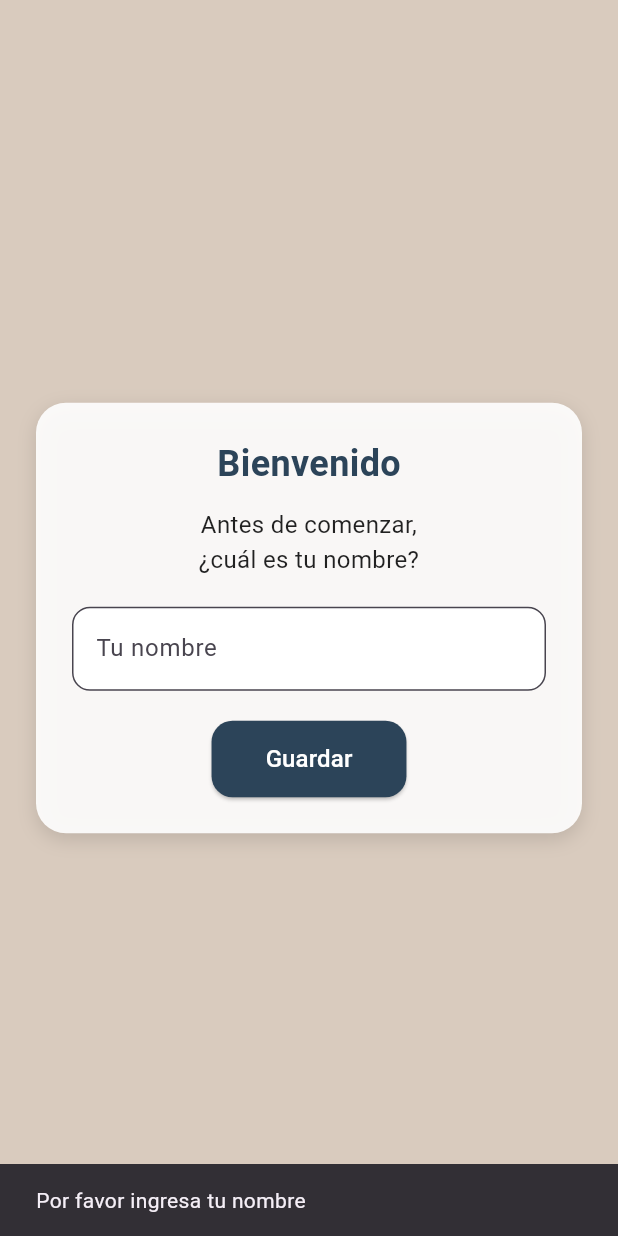
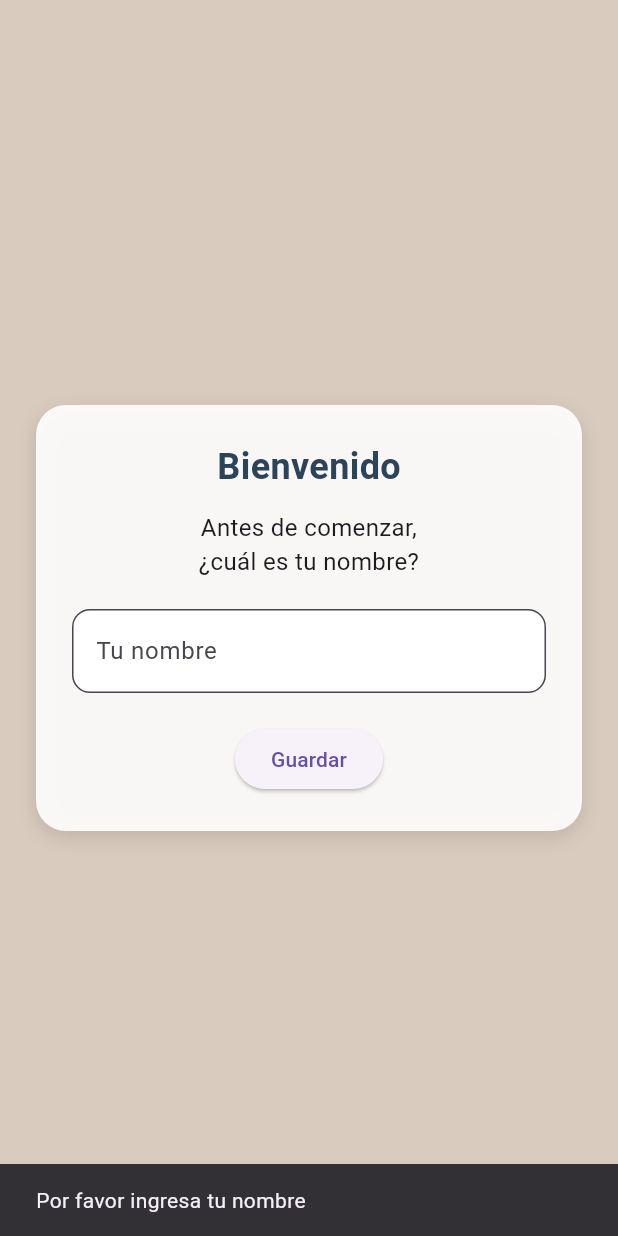
Before and after one commit to SailorSystem/lumi, a Flutter app: the screen it shows after launch, after a tap on "Guardar", on a phone screen of 412 x 824 dp. Run offline on Flutter 3.47's test engine with Material 3 defaults, Android fonts, the phone set to English and light mode, and no system bars; our stand-ins replace audioplayers, flutter_local_notifications, shared_preferences, supabase_flutter, timezone; accounts and stored records are empty.

Commit message:
Roma V3.5 - Scren inicail y home con supa

```diff
--- a/lib/core/services/configuracion_service.dart
+++ b/lib/core/services/configuracion_service.dart
@@ -1,5 +1,5 @@
-import 'package:lumi_app/core/models/configuracion.dart';
-import 'package:lumi_app/core/services/supabase_service.dart';
+import '../../core/models/configuracion.dart';
+import '../../core/services/supabase_service.dart';
 
 /// Servicio para la tabla `configuraciones`.
 class ConfiguracionService {
--- a/lib/core/services/metodo_service.dart
+++ b/lib/core/services/metodo_service.dart
@@ -1,5 +1,5 @@
-import 'package:lumi_app/core/models/metodo.dart';
-import 'package:lumi_app/core/services/supabase_service.dart';
+import '../../core/models/metodo.dart';
+import '../../core/services/supabase_service.dart';
 
 /// Servicio para la tabla `metodos`.
 class MetodoService {
--- a/lib/core/services/sesion_service.dart
+++ b/lib/core/services/sesion_service.dart
@@ -1,5 +1,5 @@
-import 'package:lumi_app/core/models/sesion.dart';
-import 'package:lumi_app/core/services/supabase_service.dart';
+import '../../core/models/sesion.dart';
+import '../../core/services/supabase_service.dart';
 
 /// Servicio para la tabla `sesiones`.
 class SesionService {
--- a/lib/core/services/stat_service.dart
+++ b/lib/core/services/stat_service.dart
@@ -1,5 +1,5 @@
-import 'package:lumi_app/core/models/stat.dart';
-import 'package:lumi_app/core/services/supabase_service.dart';
+import '../../core/models/stat.dart';
+import '../../core/services/supabase_service.dart';
 
 /// Servicio para la tabla `stats`.
 class StatService {
--- a/lib/core/services/supabase_service.dart
+++ b/lib/core/services/supabase_service.dart
@@ -1,3 +1,4 @@
+//lib/core/services/supabase_service.dart
 import 'package:supabase_flutter/supabase_flutter.dart';
 
 /// Servicio global para manejar la conexión y operaciones básicas con Supabase.
--- a/lib/core/services/tema_service.dart
+++ b/lib/core/services/tema_service.dart
@@ -1,5 +1,6 @@
-import 'package:lumi_app/core/models/tema.dart';
-import 'package:lumi_app/core/services/supabase_service.dart';
+// lib/core/services/tema_service.dart
+import '../../core/models/tema.dart';
+import '../../core/services/supabase_service.dart';
 
 /// Servicio para la tabla `temas`.
 class TemaService {
--- a/lib/core/services/usuario_service.dart
+++ b/lib/core/services/usuario_service.dart
@@ -1,5 +1,6 @@
-import 'package:lumi_app/core/models/usuario.dart';
-import 'package:lumi_app/core/services/supabase_service.dart';
+// lib/core/services/usuario_service.dart
+import '../../core/models/usuario.dart';
+import '../../core/services/supabase_service.dart';
 
 class UsuarioService {
   static final _client = SupabaseService.client;
--- a/lib/features/home/firstre_screen.dart
+++ b/lib/features/home/firstre_screen.dart
@@ -1,5 +1,8 @@
 import 'package:flutter/material.dart';
 import 'package:shared_preferences/shared_preferences.dart';
+
+import '../../core/services/usuario_service.dart';
+import '../../core/models/usuario.dart';
 
 class FirstRegisterScreen extends StatefulWidget {
   const FirstRegisterScreen({super.key});
@@ -27,12 +30,31 @@ class _FirstRegisterScreenState extends State<FirstRegisterScreen> {
     final prefs = await SharedPreferences.getInstance();
     await prefs.setString("user_name", name);
 
-    // Aquí podrías registrar en Supabase si quieres:
-    // await UsuarioService.crearUsuario(name);
+    Usuario? nuevoUsuario;
+
+    try {
+      nuevoUsuario = await UsuarioService.crearUsuario(name);
+    } catch (e) {
+      ScaffoldMessenger.of(context).showSnackBar(
+        SnackBar(content: Text("Error registrando usuario: $e")),
+      );
+      setState(() => _saving = false);
+      return;
+    }
+
+    if (nuevoUsuario == null) {
+      ScaffoldMessenger.of(context).showSnackBar(
+        const SnackBar(content: Text("Error: Supabase no devolvió usuario.")),
+      );
+      setState(() => _saving = false);
+      return;
+    }
+
+    await prefs.setInt("user_id", nuevoUsuario.idUsuario);
 
     if (!mounted) return;
 
-    Navigator.pop(context); // Regresa al Home
+    Navigator.pop(context, nuevoUsuario);
   }
 
   @override
@@ -61,18 +83,18 @@ class _FirstRegisterScreenState extends State<FirstRegisterScreen> {
                 const Text(
                   "Bienvenido",
                   style: TextStyle(
-                    fontSize: 24,
-                    fontWeight: FontWeight.bold,
-                    color: Color(0xFF2C4459),
-                  ),
+                      fontSize: 24,
+                      fontWeight: FontWeight.bold,
+                      color: Color(0xFF2C4459)),
                 ),
                 const SizedBox(height: 12),
                 const Text(
                   "Antes de comenzar,\n¿cuál es tu nombre?",
                   textAlign: TextAlign.center,
-                  style: TextStyle(fontSize: 16, color: Colors.black87),
+                  style: TextStyle(fontSize: 16),
                 ),
                 const SizedBox(height: 20),
+
                 TextField(
                   controller: _nameCtrl,
                   decoration: InputDecoration(
@@ -80,21 +102,15 @@ class _FirstRegisterScreenState extends State<FirstRegisterScreen> {
                     filled: true,
                     fillColor: Colors.white,
                     border: OutlineInputBorder(
-                        borderRadius: BorderRadius.circular(12)),
+                      borderRadius: BorderRadius.circular(12),
+                    ),
                   ),
                 ),
+
                 const SizedBox(height: 20),
+
                 ElevatedButton(
                   onPressed: _saving ? null : _saveName,
-                  style: ElevatedButton.styleFrom(
-                    backgroundColor: const Color(0xFF2C4459),
-                    foregroundColor: Colors.white,
-                    padding:
-                        const EdgeInsets.symmetric(horizontal: 36, vertical: 14),
-                    shape: RoundedRectangleBorder(
-                      borderRadius: BorderRadius.circular(14),
-                    ),
-                  ),
                   child: _saving
                       ? const SizedBox(
                           width: 22,
@@ -102,10 +118,7 @@ class _FirstRegisterScreenState extends State<FirstRegisterScreen> {
                           child: CircularProgressIndicator(
                               strokeWidth: 2, color: Colors.white),
                         )
-                      : const Text(
-                          "Guardar",
-                          style: TextStyle(fontSize: 16),
-                        ),
+                      : const Text("Guardar"),
                 ),
               ],
             ),
--- a/lib/features/home/home_screen.dart
+++ b/lib/features/home/home_screen.dart
@@ -1,19 +1,27 @@
 // lib/features/home/home_screen.dart
+
 import 'dart:convert';
 import 'dart:math' as math;
 import 'dart:async';
 import 'package:flutter/material.dart';
 import 'package:shared_preferences/shared_preferences.dart';
+
 import 'crear_sesion_screen.dart';
 import 'start_screen.dart';
 import 'sesion_rapida.dart';
 import '../settings/settings_screen.dart';
 import '../stats/stats_screen.dart';
 import '../../widgets/lumi_char.dart';
-import '../../features/home/firstre_screen.dart';
+
+// Importa el modelo Usuario correctamente
+import '../../core/models/usuario.dart';
+import 'firstre_screen.dart';
 
 class HomeScreen extends StatefulWidget {
-  const HomeScreen({super.key});
+  final Usuario? usuario; // recibe usuario opcional
+
+  const HomeScreen({super.key, this.usuario});
+
   @override
   State<HomeScreen> createState() => _HomeScreenState();
 }
@@ -26,6 +34,9 @@ class _HomeScreenState extends State<HomeScreen> with SingleTickerProviderStateM
 
   List<Map<String, dynamic>> _completedSessions = [];
   late final AnimationController _pulse;
+
+  // usamos el nombre real del modelo: 'nombre'
+  String _userName = "Nay";
 
   final _quotes = <String>[
     'Un bloque a la vez.',
@@ -41,11 +52,15 @@ class _HomeScreenState extends State<HomeScreen> with SingleTickerProviderStateM
   @override
   void initState() {
     super.initState();
-    _checkFirstTime();
+    _pulse = AnimationController(vsync: this, duration: const Duration(seconds: 2))..repeat(reverse: true);
+
+    _loadUser();            // carga usuario desde parámetro o SharedPreferences
     _loadCompletedSessions();
-    _pulse = AnimationController(vsync: this, duration: const Duration(seconds: 2))..repeat(reverse: true);
+
+    WidgetsBinding.instance.addPostFrameCallback((_) {
+      _checkFirstTime();   // revisar registro sólo después del primer frame
+    });
   }
-
 
   @override
   void dispose() {
@@ -54,9 +69,26 @@ class _HomeScreenState extends State<HomeScreen> with SingleTickerProviderStateM
     super.dispose();
   }
 
+  // Cargar usuario: si viene por parámetro lo usamos, sino SharedPreferences
+  Future<void> _loadUser() async {
+    final prefs = await SharedPreferences.getInstance();
+
+    if (widget.usuario != null) {
+      // Atención: usamos las propiedades reales del modelo Usuario
+      _userName = widget.usuario!.nombre;
+      await prefs.setString("user_name", _userName);
+      await prefs.setInt("user_id", widget.usuario!.idUsuario);
+    } else {
+      _userName = prefs.getString("user_name") ?? "Nay";
+    }
+
+    if (mounted) setState(() {});
+  }
+
   Future<void> _loadCompletedSessions() async {
     final prefs = await SharedPreferences.getInstance();
     final sessionsJson = prefs.getStringList('completed_sessions') ?? [];
+    if (!mounted) return;
     setState(() {
       _completedSessions = sessionsJson.map((s) => Map<String, dynamic>.from(json.decode(s))).toList();
     });
@@ -83,13 +115,7 @@ class _HomeScreenState extends State<HomeScreen> with SingleTickerProviderStateM
         backgroundColor: _bar,
         elevation: 0,
         titleSpacing: 16,
-        title: FutureBuilder<SharedPreferences>(
-          future: SharedPreferences.getInstance(),
-          builder: (context, snap) {
-            final userName = snap.data?.getString('user_name') ?? 'Nay';
-            return Text('Hola $userName', style: const TextStyle(fontWeight: FontWeight.w700));
-          },
-        ),
+        title: Text('Hola $_userName', style: const TextStyle(fontWeight: FontWeight.w700)),
         actions: [
           IconButton(icon: const Icon(Icons.bar_chart), onPressed: () => Navigator.push(context, MaterialPageRoute(builder: (_) => const StatsScreen()))),
           IconButton(icon: const Icon(Icons.settings), onPressed: () => Navigator.push(context, MaterialPageRoute(builder: (_) => const SettingsScreen()))),
@@ -103,7 +129,7 @@ class _HomeScreenState extends State<HomeScreen> with SingleTickerProviderStateM
                 constraints: BoxConstraints(maxWidth: maxBody),
                 child: Column(
                   children: [
-                    _headerHero(context),
+                    _headerHero(),
                     const SizedBox(height: 24),
                     Padding(
                       padding: const EdgeInsets.symmetric(horizontal: 16),
@@ -189,7 +215,7 @@ class _HomeScreenState extends State<HomeScreen> with SingleTickerProviderStateM
     );
   }
 
-  Widget _headerHero(BuildContext context) {
+  Widget _headerHero() {
     return Padding(
       padding: const EdgeInsets.fromLTRB(16, 8, 16, 0),
       child: Container(
@@ -224,7 +250,7 @@ class _HomeScreenState extends State<HomeScreen> with SingleTickerProviderStateM
       borderRadius: BorderRadius.circular(20),
       onTap: onTap,
       child: Ink(
-        padding: const EdgeInsets.symmetric(horizontal: 8, vertical: 14),  // Cambiado de 12 a 8 para más espacio
+        padding: const EdgeInsets.symmetric(horizontal: 8, vertical: 14),
         decoration: BoxDecoration(
           color: const Color(0xFFF6EFE9),
           border: Border.all(color: Colors.black26),
@@ -234,12 +260,12 @@ class _HomeScreenState extends State<HomeScreen> with SingleTickerProviderStateM
           mainAxisAlignment: MainAxisAlignment.center,
           children: [
             Icon(icon, color: _primary),
-            const SizedBox(width: 6),  // Reducido de 8 a 6 para ahorrar espacio
+            const SizedBox(width: 6),
             Flexible(
               child: Text(
                 label,
-                style: const TextStyle(fontWeight: FontWeight.w600, fontSize: 14),  // Agregado fontSize: 14 para texto más pequeño
-                overflow: TextOverflow.ellipsis,  // Mantén esto por si acaso en dispositivos extremos
+                style: const TextStyle(fontWeight: FontWeight.w600, fontSize: 14),
+                overflow: TextOverflow.ellipsis,
               ),
             ),
           ],
@@ -258,7 +284,7 @@ class _HomeScreenState extends State<HomeScreen> with SingleTickerProviderStateM
       ),
       child: ListTile(
         leading: CircleAvatar(backgroundColor: _session, child: const Icon(Icons.check, color: Colors.white)),
-        title: Text(session['titulo'] as String, maxLines: 1, overflow: TextOverflow.ellipsis),
+        title: Text(session['titulo'] ?? '', maxLines: 1, overflow: TextOverflow.ellipsis),
         subtitle: Text((session['fecha'] ?? '').toString().replaceAll('T', ' ').substring(0, 16), style: const TextStyle(color: Colors.black54)),
         trailing: const Icon(Icons.chevron_right),
         onTap: () => Navigator.push(context, MaterialPageRoute(builder: (_) => StartScreen(session: session))),
@@ -284,17 +310,32 @@ class _HomeScreenState extends State<HomeScreen> with SingleTickerProviderStateM
     );
   }
 
+  // ahora solo se abre FirstRegisterScreen si NO hay user
   Future<void> _checkFirstTime() async {
+    if (widget.usuario != null) return; // Ya hay usuario, no mostrar registro
+
     final prefs = await SharedPreferences.getInstance();
     final userName = prefs.getString("user_name");
 
     if (userName == null || userName.trim().isEmpty) {
-    // Usuario nuevo → enviar a pantalla de registro
-    Future.microtask(() {
-      Navigator.push(
+      Future.microtask(() async {
+        // abrimos la pantalla de registro y esperamos el resultado
+        final nuevoUsuario = await Navigator.push(
           context,
           MaterialPageRoute(builder: (_) => const FirstRegisterScreen()),
         );
+
+        // si FirstRegisterScreen devolvió un Usuario, lo usamos
+        if (nuevoUsuario is Usuario) {
+          setState(() {
+            _userName = nuevoUsuario.nombre;
+          });
+
+          // guardamos en prefs por si acaso
+          final prefs = await SharedPreferences.getInstance();
+          await prefs.setString("user_name", nuevoUsuario.nombre);
+          await prefs.setInt("user_id", nuevoUsuario.idUsuario);
+        }
       });
     }
   }
--- a/lib/main.dart
+++ b/lib/main.dart
@@ -1,6 +1,8 @@
 import 'package:flutter/material.dart';
 import 'package:flutter_local_notifications/flutter_local_notifications.dart';
 import 'package:timezone/data/latest.dart' as tz;
+import 'package:supabase_flutter/supabase_flutter.dart';
+
 import 'features/home/home_screen.dart';
 
 final FlutterLocalNotificationsPlugin flutterLocalNotificationsPlugin =
@@ -10,12 +12,16 @@
   WidgetsFlutterBinding.ensureInitialized();
   tz.initializeTimeZones();
 
+  // 🔥 Supabase DEBE inicializarse ANTES de usar cualquier servicio
+  await Supabase.initialize(
+    url: 'https://poxheykxpublcwwodzpz.supabase.co',
+    anonKey: 'eyJhbGciOiJIUzI1NiIsInR5cCI6IkpXVCJ9.eyJpc3MiOiJzdXBhYmFzZSIsInJlZiI6InBveGhleWt4cHVibGN3d29kenB6Iiwicm9sZSI6ImFub24iLCJpYXQiOjE3NjI3NzE4MjcsImV4cCI6MjA3ODM0NzgyN30.DZ2L7TxLWCPW65KNk4cHWol3vtipbladCG28D3oPros',
+  );
+
   const androidInit = AndroidInitializationSettings('@mipmap/ic_launcher');
   const initSettings = InitializationSettings(android: androidInit);
   await flutterLocalNotificationsPlugin.initialize(initSettings);
 
-  // Nota: para Android 13+ añade <uses-permission android:name="android.permission.POST_NOTIFICATIONS"/>
-  // y, si quieres pedir permiso en runtime, usa permission_handler o implementa una request nativa.
   runApp(const MyApp());
 }
 
@@ -25,7 +31,7 @@
   @override
   Widget build(BuildContext context) {
     return MaterialApp(
-      debugShowCheckedModeBanner: false, // <- quita la etiqueta DEBUG
+      debugShowCheckedModeBanner: false,
       title: 'Lumi',
       home: const HomeScreen(),
     );
```
Also changed, not shown: pubspec.yaml (+1 -21 lines), lib/features/widgets/lumi_char.dart (deleted). Lines whose indentation alone changed are shown as unchanged.
